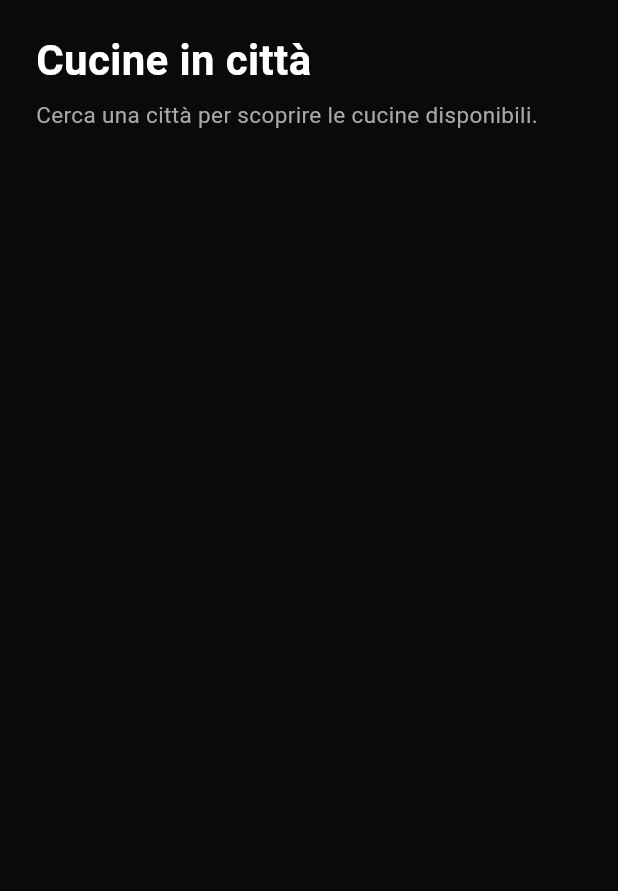
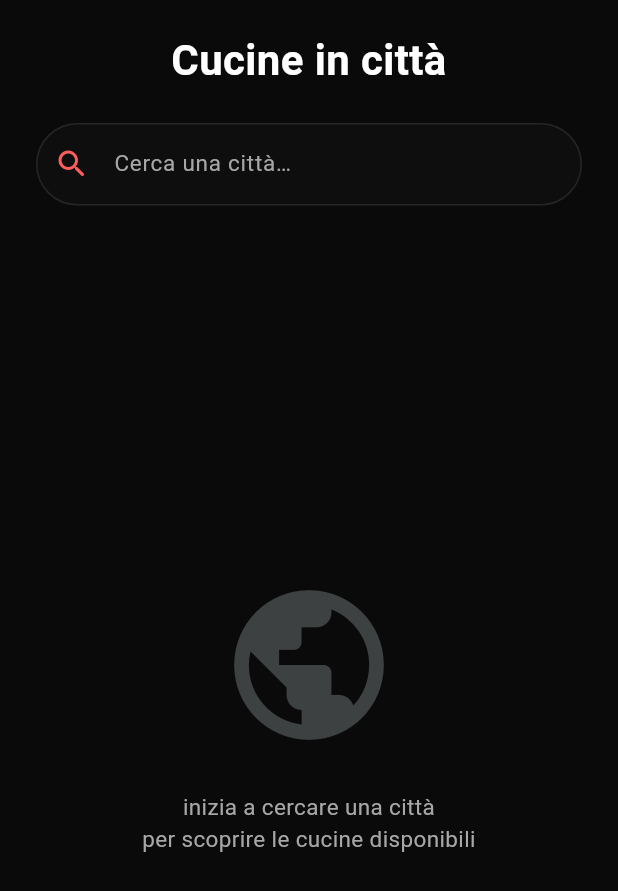
Before and after one commit to luciococorullo/bestie_bites_take_home, a Flutter app: the screen it shows after launch, on a phone screen of 412 x 824 dp. Shown: the top 891 px of the screen. Run offline on Flutter 3.47's test engine with Material 3 defaults, Android fonts, the light colour scheme and no system bars; our stand-ins replace dio, flutter_riverpod, freezed_annotation, riverpod_annotation; generated files the repository leaves out were written again.

Commit message:
feat: city search presentation layer

```diff
--- a/lib/app/cucine_app.dart
+++ b/lib/app/cucine_app.dart
@@ -1,14 +1,13 @@
 import 'package:flutter/material.dart';
 
 import '../core/theme/app_colors.dart';
-import '../core/theme/app_spacing.dart';
-import '../core/theme/app_text_styles.dart';
 import '../core/theme/app_theme.dart';
+import '../features/city_search/presentation/widgets/search_body.dart';
 
 /// Root dell'app: MaterialApp con il tema scuro del brand.
 ///
-/// Per ora mostra un placeholder; la `HomeScreen` con la navigazione-as-stato
-/// (ricerca città → cucine) verrà introdotta in una fase successiva.
+/// Per ora la home è la sola modalità ricerca. La navigazione-as-stato completa
+/// (ricerca città → cucine) verrà introdotta nello step 10 con `HomeScreen`.
 class CucineApp extends StatelessWidget {
   const CucineApp({super.key});
 
@@ -18,33 +17,27 @@ class CucineApp extends StatelessWidget {
       title: 'Cucine in città',
       debugShowCheckedModeBanner: false,
       theme: AppTheme.dark,
-      home: const _HomePlaceholder(),
+      home: const _SearchHome(),
     );
   }
 }
 
-class _HomePlaceholder extends StatelessWidget {
-  const _HomePlaceholder();
+class _SearchHome extends StatelessWidget {
+  const _SearchHome();
 
   @override
   Widget build(BuildContext context) {
     return Scaffold(
       backgroundColor: AppColors.background,
-      body: SafeArea(
-        child: Padding(
-          padding: const EdgeInsets.all(AppSpacing.xl),
-          child: Column(
-            crossAxisAlignment: CrossAxisAlignment.start,
-            children: [
-              Text('Cucine in città', style: AppTextStyles.title),
-              SizedBox(height: AppSpacing.sm),
-              Text(
-                'Cerca una città per scoprire le cucine disponibili.',
-                style: AppTextStyles.subtitle,
-              ),
-            ],
-          ),
-        ),
+      body: SearchBody(
+        // Segnaposto temporaneo: nello step 10 il tap navigherà alle cucine.
+        onCitySelected: (city) {
+          ScaffoldMessenger.of(context)
+            ..hideCurrentSnackBar()
+            ..showSnackBar(
+              SnackBar(content: Text('Città selezionata: ${city.mainText}')),
+            );
+        },
       ),
     );
   }
--- /dev/null
+++ b/lib/features/city_search/presentation/state/search_state.dart
@@ -0,0 +1,29 @@
+import 'package:freezed_annotation/freezed_annotation.dart';
+
+import '../../../../core/error/failure.dart';
+import '../../domain/entities/city.dart';
+
+part 'search_state.freezed.dart';
+
+/// Stato della ricerca città. Copre 5 degli 8 stati della spec (gli altri 3 —
+/// loading/shown/empty cucine — vivono nella feature `cuisines`).
+///
+/// È una union `sealed`: la UI ci fa sopra uno `switch` esaustivo (Dart 3),
+/// senza `.when`/`.map`.
+@freezed
+sealed class SearchState with _$SearchState {
+  /// Campo vuoto o meno di 2 caratteri: nessuna ricerca in corso.
+  const factory SearchState.idle() = SearchIdle;
+
+  /// L'utente sta digitando: debounce in corso o richiesta in volo.
+  const factory SearchState.searching() = SearchSearching;
+
+  /// Risultati di autocomplete da mostrare.
+  const factory SearchState.suggestions(List<City> cities) = SearchSuggestions;
+
+  /// Ricerca completata senza alcuna città trovata.
+  const factory SearchState.noResults() = SearchNoResults;
+
+  /// La chiamata è fallita: porta con sé il [Failure] user-facing.
+  const factory SearchState.error(Failure failure) = SearchError;
+}
--- /dev/null
+++ b/lib/features/city_search/presentation/widgets/idle_empty_view.dart
@@ -0,0 +1,41 @@
+import 'package:flutter/material.dart';
+
+import '../../../../core/theme/app_colors.dart';
+import '../../../../core/theme/app_spacing.dart';
+import '../../../../core/theme/app_text_styles.dart';
+
+/// Stato **idle**: illustrazione muted al centro + testo helper.
+///
+/// Il mockup mostra una silhouette dell'Italia. Per non introdurre una
+/// dipendenza (SVG) né un asset binario, usiamo qui il fallback previsto dal
+/// piano — una grande icona muted coerente col palette. Per la silhouette vera
+/// basta sostituire l'[Icon] con `Image.asset('assets/images/italy_silhouette.png')`
+/// dichiarando l'asset in `pubspec.yaml`.
+class IdleEmptyView extends StatelessWidget {
+  const IdleEmptyView({super.key});
+
+  @override
+  Widget build(BuildContext context) {
+    return Center(
+      child: Padding(
+        padding: const EdgeInsets.all(AppSpacing.xl),
+        child: Column(
+          mainAxisSize: MainAxisSize.min,
+          children: [
+            const Icon(
+              Icons.public_rounded,
+              size: 120,
+              color: AppColors.lightGray,
+            ),
+            const SizedBox(height: AppSpacing.xl),
+            Text(
+              'inizia a cercare una città\nper scoprire le cucine disponibili',
+              textAlign: TextAlign.center,
+              style: AppTextStyles.subtitle,
+            ),
+          ],
+        ),
+      ),
+    );
+  }
+}
--- /dev/null
+++ b/lib/features/city_search/presentation/widgets/search_bar_field.dart
@@ -0,0 +1,53 @@
+import 'package:flutter/material.dart';
+
+import '../../../../core/theme/app_colors.dart';
+import '../../../../core/theme/app_spacing.dart';
+import '../../../../core/theme/app_text_styles.dart';
+
+/// Campo di ricerca a **pill** (raggio pieno) dello stato idle/suggestions.
+///
+/// Icona search in tinta accent, fill surface, bordo #252525 (accent al focus),
+/// hint muted "Cerca una città…". Override del raggio del tema (più squadrato)
+/// per ottenere la pill dei mockup.
+class SearchBarField extends StatelessWidget {
+  const SearchBarField({
+    super.key,
+    required this.onChanged,
+    this.autofocus = false,
+  });
+
+  final ValueChanged<String> onChanged;
+  final bool autofocus;
+
+  @override
+  Widget build(BuildContext context) {
+    final pillBorder = OutlineInputBorder(
+      borderRadius: BorderRadius.circular(999),
+      borderSide: const BorderSide(color: AppColors.border),
+    );
+
+    return TextField(
+      onChanged: onChanged,
+      autofocus: autofocus,
+      textInputAction: TextInputAction.search,
+      style: AppTextStyles.body,
+      cursorColor: AppColors.accent,
+      decoration: InputDecoration(
+        hintText: 'Cerca una città…',
+        hintStyle: AppTextStyles.subtitle,
+        filled: true,
+        fillColor: AppColors.surface,
+        prefixIcon: const Icon(Icons.search_rounded, color: AppColors.accent),
+        contentPadding: const EdgeInsets.symmetric(
+          horizontal: AppSpacing.lg,
+          vertical: AppSpacing.lg,
+        ),
+        border: pillBorder,
+        enabledBorder: pillBorder,
+        focusedBorder: pillBorder.copyWith(
+          borderSide: const BorderSide(color: AppColors.accent),
+        ),
+      ),
+    );
+  }
+}
--- /dev/null
+++ b/lib/features/city_search/presentation/widgets/search_body.dart
@@ -0,0 +1,96 @@
+import 'package:flutter/material.dart';
+import 'package:flutter_riverpod/flutter_riverpod.dart';
+
+import '../../../../core/theme/app_colors.dart';
+import '../../../../core/theme/app_spacing.dart';
+import '../../../../core/theme/app_text_styles.dart';
+import '../../../../core/widgets/app_loading_indicator.dart';
+import '../../../../core/widgets/error_retry_view.dart';
+import '../../domain/entities/city.dart';
+import '../controllers/city_search_controller.dart';
+import '../state/search_state.dart';
+import 'idle_empty_view.dart';
+import 'search_bar_field.dart';
+import 'suggestions_list_view.dart';
+
+/// Corpo della modalità ricerca: titolo + campo + contenuto guidato dallo stato.
+///
+/// Fa uno `switch` esaustivo su [SearchState] (idle/searching/suggestions/
+/// noResults/error), così ogni stato della spec ha una resa dedicata.
+class SearchBody extends ConsumerWidget {
+  const SearchBody({super.key, required this.onCitySelected});
+
+  /// Invocata al tap su un suggerimento (in step 10 → naviga alle cucine).
+  final ValueChanged<City> onCitySelected;
+
+  @override
+  Widget build(BuildContext context, WidgetRef ref) {
+    final controller = ref.read(citySearchControllerProvider.notifier);
+    final state = ref.watch(citySearchControllerProvider);
+
+    return SafeArea(
+      child: Padding(
+        padding: const EdgeInsets.all(AppSpacing.xl),
+        child: Column(
+          children: [
+            Text(
+              'Cucine in città',
+              textAlign: TextAlign.center,
+              style: AppTextStyles.title,
+            ),
+            const SizedBox(height: AppSpacing.xl),
+            SearchBarField(onChanged: controller.onQueryChanged),
+            const SizedBox(height: AppSpacing.lg),
+            Expanded(child: _buildContent(state, controller)),
+          ],
+        ),
+      ),
+    );
+  }
+
+  Widget _buildContent(SearchState state, CitySearchController controller) {
+    return switch (state) {
+      SearchIdle() => const IdleEmptyView(),
+      SearchSearching() => const AppLoadingIndicator(),
+      SearchSuggestions(:final cities) => SuggestionsListView(
+          cities: cities,
+          onCitySelected: onCitySelected,
+        ),
+      SearchNoResults() => const _NoResultsView(),
+      SearchError(:final failure) => ErrorRetryView(
+          message: failure.message,
+          onRetry: controller.retry,
+        ),
+    };
+  }
+}
+
+/// Stato **no-results**: nessuna città per il termine cercato.
+class _NoResultsView extends StatelessWidget {
+  const _NoResultsView();
+
+  @override
+  Widget build(BuildContext context) {
+    return Center(
+      child: Padding(
+        padding: const EdgeInsets.all(AppSpacing.xl),
+        child: Column(
+          mainAxisSize: MainAxisSize.min,
+          children: [
+            const Icon(
+              Icons.search_off_rounded,
+              size: 64,
+              color: AppColors.mutedText,
+            ),
+            const SizedBox(height: AppSpacing.lg),
+            Text(
+              'Nessuna città trovata.\nProva con un altro nome.',
+              textAlign: TextAlign.center,
+              style: AppTextStyles.subtitle,
+            ),
+          ],
+        ),
+      ),
+    );
+  }
+}
```
Also changed, not shown: lib/core/widgets/app_loading_indicator.dart (added, +40 -0 lines), lib/core/widgets/error_retry_view.dart (added, +62 -0 lines), lib/features/city_search/presentation/controllers/city_search_controller.dart (added, +98 -0 lines), lib/features/city_search/presentation/widgets/suggestion_tile.dart (added, +64 -0 lines), lib/features/city_search/presentation/widgets/suggestions_list_view.dart (added, +36 -0 lines).
